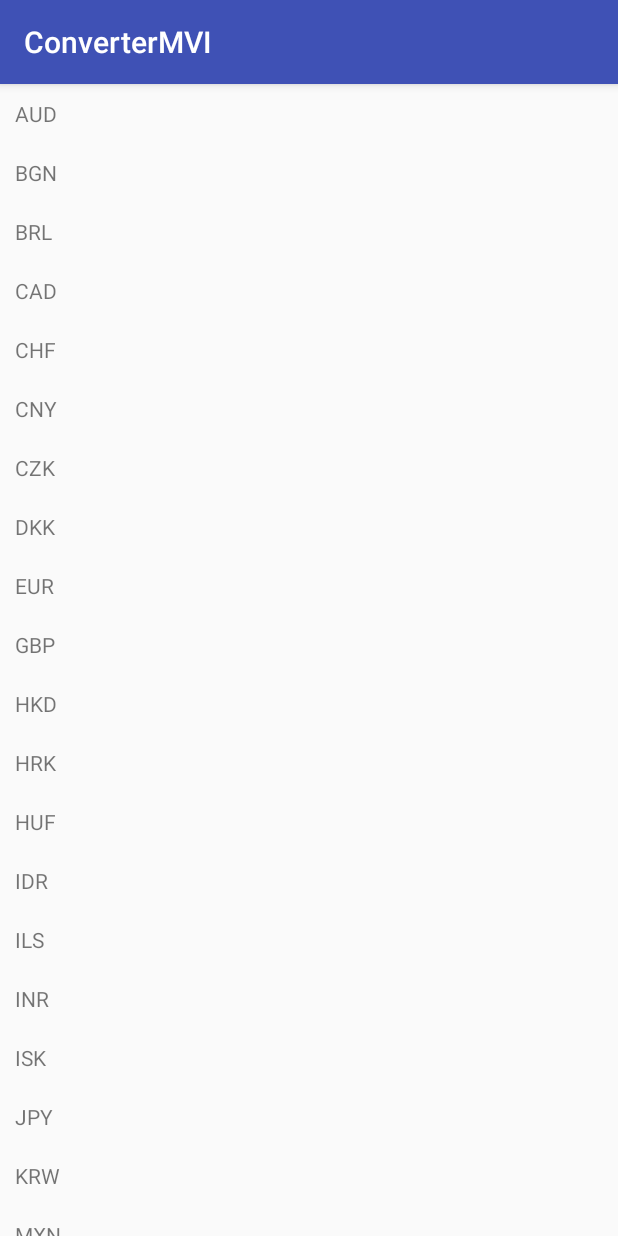
After one commit to tosoba/ConverterMVI, an Android app: the CurrenciesActivity screen opened directly, with no data from a screen before it, on a phone screen of 412 x 824 dp. The commit adds this screen. Run offline under Robolectric (Android 15) with nearby library versions, the phone set to English and light mode, and no system bars; our stand-ins replace Dagger/Hilt's generated code, RxJava; 1 statement that could not run was skipped.

Commit message:
Changing currencies.

```diff
--- a/app/build.gradle
+++ b/app/build.gradle
@@ -91,6 +91,7 @@ dependencies {
     implementation "android.arch.lifecycle:runtime:$rootProject.archComponentsVersion"
     implementation "android.arch.lifecycle:extensions:$rootProject.archComponentsVersion"
     implementation "io.reactivex.rxjava2:rxkotlin:$rootProject.rxKotlinVersion"
+    implementation 'com.android.support:support-v4:26.1.0'
     kapt "android.arch.lifecycle:compiler:$rootProject.archComponentsVersion"
 
     implementation "com.google.dagger:dagger:$rootProject.daggerVersion"
--- a/app/src/main/AndroidManifest.xml
+++ b/app/src/main/AndroidManifest.xml
@@ -6,8 +6,8 @@
     <uses-permission android:name="android.permission.INTERNET" />
 
     <application
+        android:name=".ConverterApp"
         android:allowBackup="true"
-        android:name=".ConverterApp"
         android:icon="@mipmap/ic_launcher"
         android:label="@string/app_name"
         android:roundIcon="@mipmap/ic_launcher_round"
@@ -20,6 +20,8 @@
                 <category android:name="android.intent.category.LAUNCHER" />
             </intent-filter>
         </activity>
+
+        <activity android:name=".presentation.currencies.CurrenciesActivity" />
     </application>
 
 </manifest>
--- a/app/src/main/java/com/example/there/convertermvi/presentation/converter/ConverterAction.kt
+++ b/app/src/main/java/com/example/there/convertermvi/presentation/converter/ConverterAction.kt
@@ -3,9 +3,9 @@ package com.example.there.convertermvi.presentation.converter
 import com.example.there.convertermvi.mvi.MviAction
 
 sealed class ConverterAction : MviAction {
-    data class LoadCurrencyExchangeRates(val baseCurrency: String) : ConverterAction()
+    data class LoadExchangeRates(val baseCurrency: String) : ConverterAction()
 
-    data class LoadCurrencyExchangeRatesWithChosenCurrency(
+    data class LoadExchangeRatesAndUpdateChosenCurrency(
             val baseCurrency: String,
             val chosenCurrency: String
     ) : ConverterAction()
--- a/app/src/main/java/com/example/there/convertermvi/presentation/converter/ConverterIntent.kt
+++ b/app/src/main/java/com/example/there/convertermvi/presentation/converter/ConverterIntent.kt
@@ -22,7 +22,7 @@ sealed class ConverterIntent : MviIntent {
             val newChosenCurrency: String
     ) : ConverterIntent()
 
-    data class ChangeBaseCurrencyInputValueIntent(
+    data class ChangeBaseCurrencyValueIntent(
             val baseCurrency: String,
             val newValue: Double
     ) : ConverterIntent()
--- /dev/null
+++ b/app/src/main/java/com/example/there/convertermvi/presentation/currencies/CurrenciesActivity.kt
@@ -0,0 +1,68 @@
+package com.example.there.convertermvi.presentation.currencies
+
+import android.app.Activity
+import android.content.Intent
+import android.os.Bundle
+import android.support.v7.app.AppCompatActivity
+import android.support.v7.widget.LinearLayoutManager
+import com.example.there.convertermvi.R
+import com.example.there.convertermvi.presentation.Currency
+import io.reactivex.disposables.CompositeDisposable
+import kotlinx.android.synthetic.main.activity_currencies.*
+
+class CurrenciesActivity: AppCompatActivity() {
+
+    private val passedCurrency: Currency by lazy { intent.getParcelableExtra<Currency>(EXTRA_CURRENCY) }
+
+    private val currenciesAdapter: CurrenciesAdapter by lazy { CurrenciesAdapter(passedCurrency) }
+
+    private val disposables = CompositeDisposable()
+
+    override fun onCreate(savedInstanceState: Bundle?) {
+        super.onCreate(savedInstanceState)
+        setContentView(R.layout.activity_currencies)
+
+        initViews()
+        bind()
+    }
+
+    private fun initViews() {
+        currencies_recycler_view?.layoutManager = LinearLayoutManager(this, LinearLayoutManager.VERTICAL, false)
+        currencies_recycler_view?.adapter = currenciesAdapter
+    }
+
+    private fun bind() {
+        disposables.add(currenciesAdapter.currencyChosen.subscribe {
+            val chosenCurrency = passedCurrency.copy(code = it)
+            setResultAndFinish(chosenCurrency)
+        })
+    }
+
+    private fun setResultAndFinish(chosenCurrency: Currency) {
+        val resultData = Intent().apply { putExtra(RESULT_NEW_CURRENCY, chosenCurrency) }
+        if (chosenCurrency == passedCurrency) {
+            setResult(Activity.RESULT_CANCELED)
+        } else {
+            setResult(Activity.RESULT_OK, resultData)
+        }
+        finish()
+    }
+
+    override fun onDestroy() {
+        super.onDestroy()
+        disposables.dispose()
+    }
+
+    companion object {
+        private const val EXTRA_CURRENCY = "EXTRA_CURRENCY"
+
+        const val RESULT_NEW_CURRENCY = "RESULT_NEW_CURRENCY"
+
+        const val REQUEST_CODE = 100
+
+        fun start(activity: Activity, currency: Currency) {
+            val intent = Intent(activity, CurrenciesActivity::class.java).apply { putExtra(EXTRA_CURRENCY, currency) }
+            activity.startActivityForResult(intent, REQUEST_CODE)
+        }
+    }
+}
--- /dev/null
+++ b/app/src/main/java/com/example/there/convertermvi/presentation/currencies/CurrenciesAdapter.kt
@@ -0,0 +1,80 @@
+package com.example.there.convertermvi.presentation.currencies
+
+import android.support.v7.widget.RecyclerView
+import android.view.LayoutInflater
+import android.view.View
+import android.view.ViewGroup
+import com.example.there.convertermvi.R
+import com.example.there.convertermvi.presentation.Currency
+import io.reactivex.Observable
+import io.reactivex.subjects.PublishSubject
+import kotlinx.android.synthetic.main.currency_item.view.*
+
+class CurrenciesAdapter(
+        private val previouslyChosenCurrency: Currency
+) : RecyclerView.Adapter<CurrenciesAdapter.CurrenciesViewHolder>() {
+
+    private val currencyChosenSubject = PublishSubject.create<String>()
+
+    val currencyChosen: Observable<String>
+        get() = currencyChosenSubject
+
+    override fun onCreateViewHolder(parent: ViewGroup?, viewType: Int): CurrenciesViewHolder = CurrenciesViewHolder(
+            itemView = LayoutInflater.from(parent?.context).inflate(R.layout.currency_item, parent, false)
+    )
+
+    override fun getItemCount(): Int = currencyCodes.size
+
+    override fun onBindViewHolder(holder: CurrenciesViewHolder?, position: Int) {
+        val currencyCode = currencyCodes[position]
+        holder?.itemView?.let {
+            it.currency_item_name_text_view.text = currencyCode
+            it.setOnClickListener {
+                currencyChosenSubject.onNext(currencyCode)
+            }
+            if (currencyCode == previouslyChosenCurrency.code) {
+                it.currency_item_check_image_view.visibility = View.VISIBLE
+            }
+        }
+    }
+
+    class CurrenciesViewHolder(itemView: View) : RecyclerView.ViewHolder(itemView)
+
+    companion object {
+        private val currencyCodes = arrayOf(
+                "AUD",
+                "BGN",
+                "BRL",
+                "CAD",
+                "CHF",
+                "CNY",
+                "CZK",
+                "DKK",
+                "EUR",
+                "GBP",
+                "HKD",
+                "HRK",
+                "HUF",
+                "IDR",
+                "ILS",
+                "INR",
+                "ISK",
+                "JPY",
+                "KRW",
+                "MXN",
+                "MYR",
+                "NOK",
+                "NZD",
+                "PHP",
+                "PLN",
+                "RON",
+                "RUB",
+                "SEK",
+                "SGD",
+                "THB",
+                "TRY",
+                "USD",
+                "ZAR"
+        )
+    }
+}
--- /dev/null
+++ b/app/src/main/res/drawable/check.xml
@@ -0,0 +1,9 @@
+<vector xmlns:android="http://schemas.android.com/apk/res/android"
+        android:width="24dp"
+        android:height="24dp"
+        android:viewportWidth="24.0"
+        android:viewportHeight="24.0">
+    <path
+        android:fillColor="#FF000000"
+        android:pathData="M9,16.17L4.83,12l-1.42,1.41L9,19 21,7l-1.41,-1.41z"/>
+</vector>
--- a/app/src/main/res/layout-land/activity_converter.xml
+++ b/app/src/main/res/layout-land/activity_converter.xml
@@ -2,6 +2,7 @@
 <android.support.constraint.ConstraintLayout xmlns:android="http://schemas.android.com/apk/res/android"
     xmlns:app="http://schemas.android.com/apk/res-auto"
     xmlns:tools="http://schemas.android.com/tools"
+    android:id="@+id/main_container_layout"
     android:layout_width="match_parent"
     android:layout_height="match_parent"
     tools:context=".presentation.converter.ConverterActivity"
@@ -39,7 +40,7 @@
         android:id="@+id/base_currency_button"
         android:layout_width="wrap_content"
         android:layout_height="wrap_content"
-        android:text="USD"
+        android:text="@string/default_base_currency"
         app:layout_constraintBottom_toTopOf="@+id/chosen_currency_button"
         app:layout_constraintEnd_toStartOf="@+id/base_currency_value_edit_text"
         app:layout_constraintStart_toEndOf="@+id/guideline"
@@ -52,6 +53,7 @@
         android:layout_height="wrap_content"
         android:layout_marginEnd="15dp"
         android:layout_marginRight="15dp"
+        android:inputType="numberDecimal"
         app:layout_constraintBaseline_toBaselineOf="@+id/base_currency_button"
         app:layout_constraintEnd_toEndOf="parent"
         app:layout_constraintStart_toEndOf="@+id/base_currency_button"
@@ -61,7 +63,7 @@
         android:id="@+id/chosen_currency_button"
         android:layout_width="wrap_content"
         android:layout_height="wrap_content"
-        android:text="EUR"
+        android:text="@string/default_chosen_currency"
         app:layout_constraintBottom_toTopOf="@+id/description_text_view"
         app:layout_constraintEnd_toStartOf="@+id/base_currency_value_edit_text"
         app:layout_constraintStart_toEndOf="@+id/guideline"
--- /dev/null
+++ b/app/src/main/res/layout/activity_currencies.xml
@@ -0,0 +1,13 @@
+<?xml version="1.0" encoding="utf-8"?>
+<FrameLayout xmlns:android="http://schemas.android.com/apk/res/android"
+    xmlns:tools="http://schemas.android.com/tools"
+    android:layout_width="match_parent"
+    android:layout_height="match_parent"
+    tools:context=".presentation.currencies.CurrenciesActivity">
+
+    <android.support.v7.widget.RecyclerView
+        android:id="@+id/currencies_recycler_view"
+        android:layout_width="match_parent"
+        android:layout_height="match_parent"/>
+
+</FrameLayout>
--- /dev/null
+++ b/app/src/main/res/layout/currency_item.xml
@@ -0,0 +1,28 @@
+<?xml version="1.0" encoding="utf-8"?>
+<android.support.constraint.ConstraintLayout xmlns:android="http://schemas.android.com/apk/res/android"
+    android:layout_width="match_parent"
+    android:layout_height="wrap_content"
+    xmlns:app="http://schemas.android.com/apk/res-auto"
+    android:padding="10dp">
+
+    <TextView
+        android:id="@+id/currency_item_name_text_view"
+        android:layout_width="0dp"
+        android:layout_height="wrap_content"
+        app:layout_constraintTop_toTopOf="parent"
+        app:layout_constraintBottom_toBottomOf="parent"
+        app:layout_constraintLeft_toLeftOf="parent"
+        app:layout_constraintRight_toLeftOf="@id/currency_item_check_image_view"/>
+
+    <ImageView
+        android:id="@+id/currency_item_check_image_view"
+        android:layout_width="wrap_content"
+        android:layout_height="wrap_content"
+        android:src="@drawable/check"
+        app:layout_constraintRight_toRightOf="parent"
+        app:layout_constraintTop_toTopOf="parent"
+        app:layout_constraintBottom_toBottomOf="parent"
+        app:layout_constraintLeft_toRightOf="@id/currency_item_name_text_view"
+        android:visibility="gone"/>
+
+</android.support.constraint.ConstraintLayout>
--- a/app/src/main/res/values/strings.xml
+++ b/app/src/main/res/values/strings.xml
@@ -2,4 +2,6 @@
     <string name="app_name">ConverterMVI</string>
     <string name="convert_currencies">Convert currencies:</string>
     <string name="reverse_currencies">Reverse currencies</string>
+    <string name="default_base_currency">USD</string>
+    <string name="default_chosen_currency">EUR</string>
 </resources>
```
Also changed, not shown: app/src/main/java/com/example/there/convertermvi/presentation/Currency.kt (added, +32 -0 lines), app/src/main/java/com/example/there/convertermvi/presentation/converter/ConverterActionProcessorHolder.kt (+6 -6 lines), app/src/main/java/com/example/there/convertermvi/presentation/converter/ConverterActivity.kt (+57 -4 lines), app/src/main/java/com/example/there/convertermvi/presentation/converter/ConverterViewModel.kt (+4 -4 lines), app/src/main/res/layout/activity_converter.xml (+5 -3 lines).
